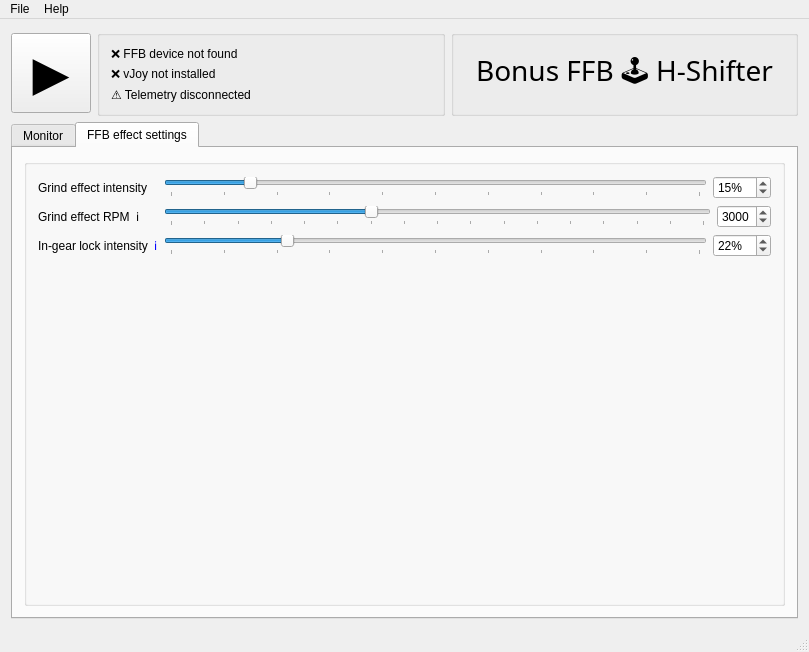
The window that H-Shifter/HShifter.ui (kgmonteith/BonusFFB) describes before a commit, drawn with Qt 5.
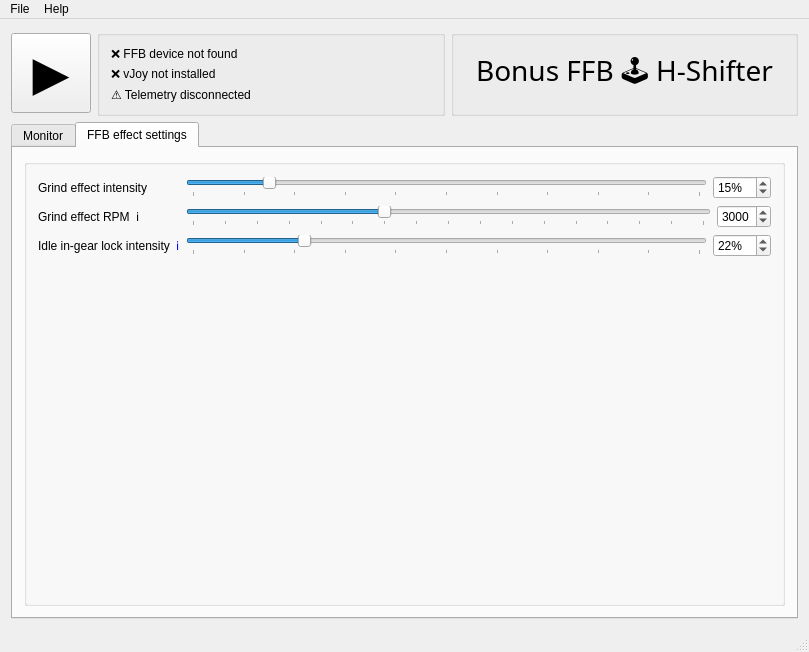
The same window after the commit. Icons and pictures are not drawn.

```diff
--- a/H-Shifter/HShifter.ui
+++ b/H-Shifter/HShifter.ui
@@ -422,7 +422,7 @@
              <item>
               <widget class="QLabel" name="label_13">
                <property name="text">
-                <string>In-gear lock intensity</string>
+                <string>Idle in-gear lock intensity</string>
                </property>
               </widget>
              </item>
```
